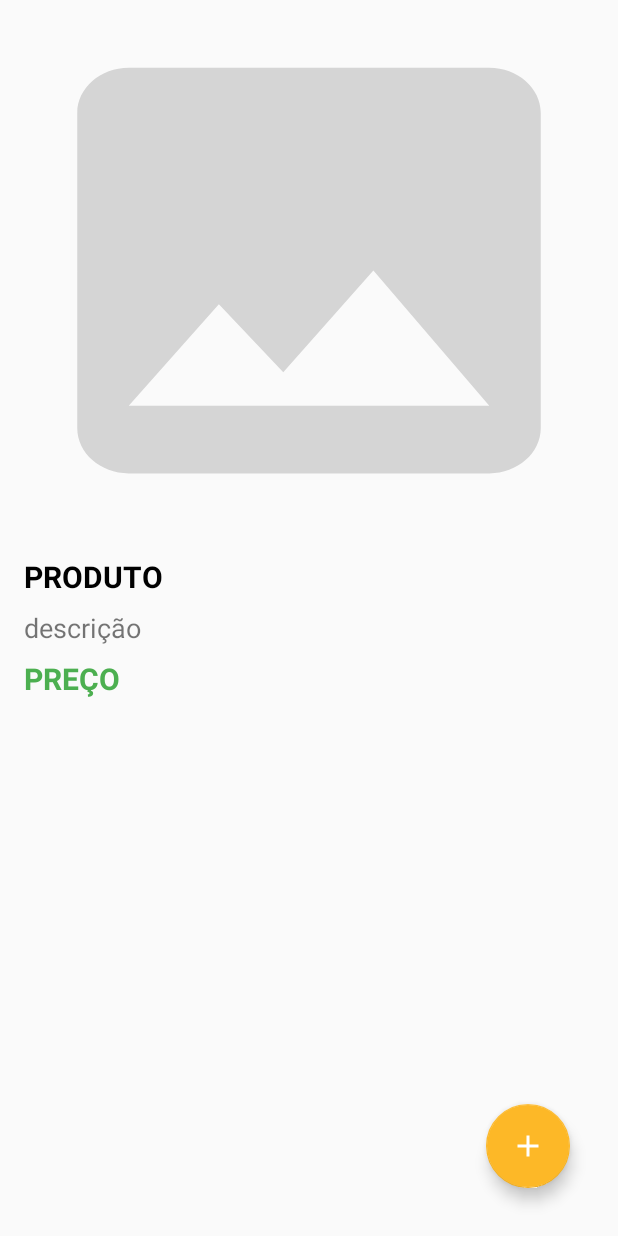
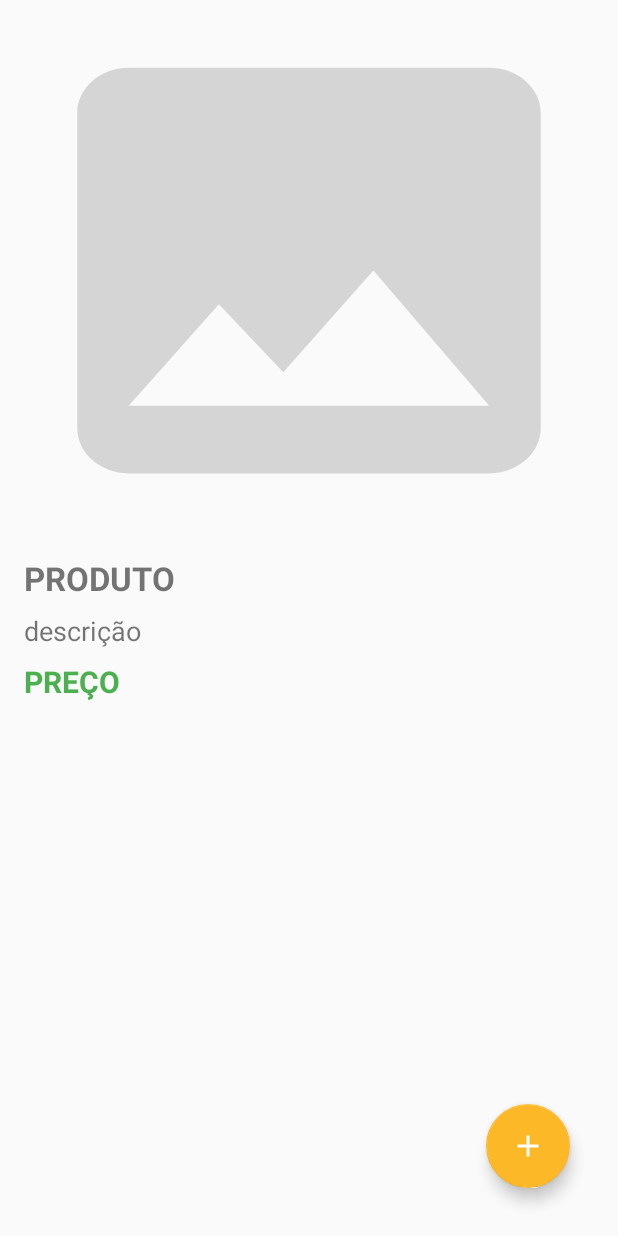
Before and after one commit to anathayna/rule-them-all, an Android app: the layout activity_store.xml on its own in the app's theme, with its tools: preview values and no code run, on a phone screen of 412 x 824 dp. Run offline under Robolectric (Android 15) with nearby library versions, the phone set to English and light mode, and no system bars.

Commit message:
últimos ajustes do layout

```diff
--- a/app/src/main/res/layout/activity_about.xml
+++ b/app/src/main/res/layout/activity_about.xml
@@ -125,6 +125,7 @@
             android:layout_marginTop="30dp"
             android:layout_marginRight="16dp"
             android:text="@string/acesse_o_senac"
+            android:textColor="#000000"
             android:textSize="16sp"
             android:textStyle="bold" />
 
--- a/app/src/main/res/layout/activity_store.xml
+++ b/app/src/main/res/layout/activity_store.xml
@@ -44,8 +44,7 @@
                 android:layout_marginTop="10dp"
                 android:layout_marginRight="16dp"
                 android:text="PRODUTO"
-                android:textColor="#000000"
-                android:textSize="20sp"
+                android:textSize="22sp"
                 android:textStyle="bold" />
 
             <TextView
--- a/app/src/main/res/layout/last_order_card.xml
+++ b/app/src/main/res/layout/last_order_card.xml
@@ -30,7 +30,6 @@
                 android:layout_marginTop="10dp"
                 android:layout_weight="1"
                 android:text="@string/nome_do_produto"
-                android:textColor="#000000"
                 android:textSize="18sp"
                 android:textStyle="bold" />
 
@@ -41,7 +40,6 @@
                 android:layout_marginTop="10dp"
                 android:layout_weight="1"
                 android:text="Total R$ 500,78"
-                android:textColor="#000000"
                 android:textSize="16dp"
                 android:textStyle="italic" />
 
--- a/app/src/main/res/layout/product_card_cart.xml
+++ b/app/src/main/res/layout/product_card_cart.xml
@@ -43,7 +43,6 @@
                     android:layout_marginEnd="10dp"
                     android:layout_marginBottom="8dp"
                     android:text="@string/nome_do_produto"
-                    android:textColor="#000000"
                     android:textSize="18sp"
                     android:textStyle="bold" />
 
--- a/app/src/main/res/values/colors.xml
+++ b/app/src/main/res/values/colors.xml
@@ -1,6 +1,7 @@
 <?xml version="1.0" encoding="utf-8"?>
 <resources>
     <color name="colorPrimary">#191919</color>
+    <color name="textColorPrimary">#ffc97c</color>
     <color name="colorPrimaryDark">#3f3f44</color>
     <color name="colorAccent">#FDB827</color>
 </resources>
--- a/app/src/main/res/values/styles.xml
+++ b/app/src/main/res/values/styles.xml
@@ -3,6 +3,7 @@
     <style name="AppTheme" parent="Theme.AppCompat.DayNight">
         <!-- Customize your theme here. -->
         <item name="colorPrimary">@color/colorPrimary</item>
+        <item name="android:textColorPrimary">@color/textColorPrimary</item>
         <item name="colorPrimaryDark">@color/colorPrimaryDark</item>
         <item name="colorAccent">@color/colorAccent</item>
     </style>
```
